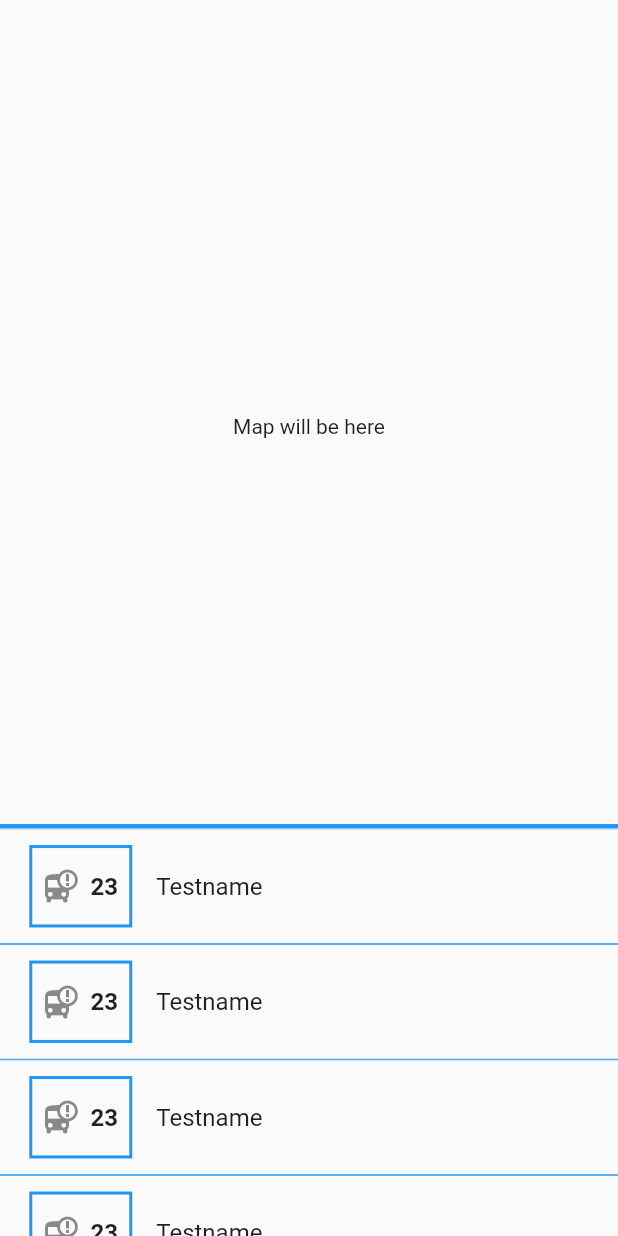
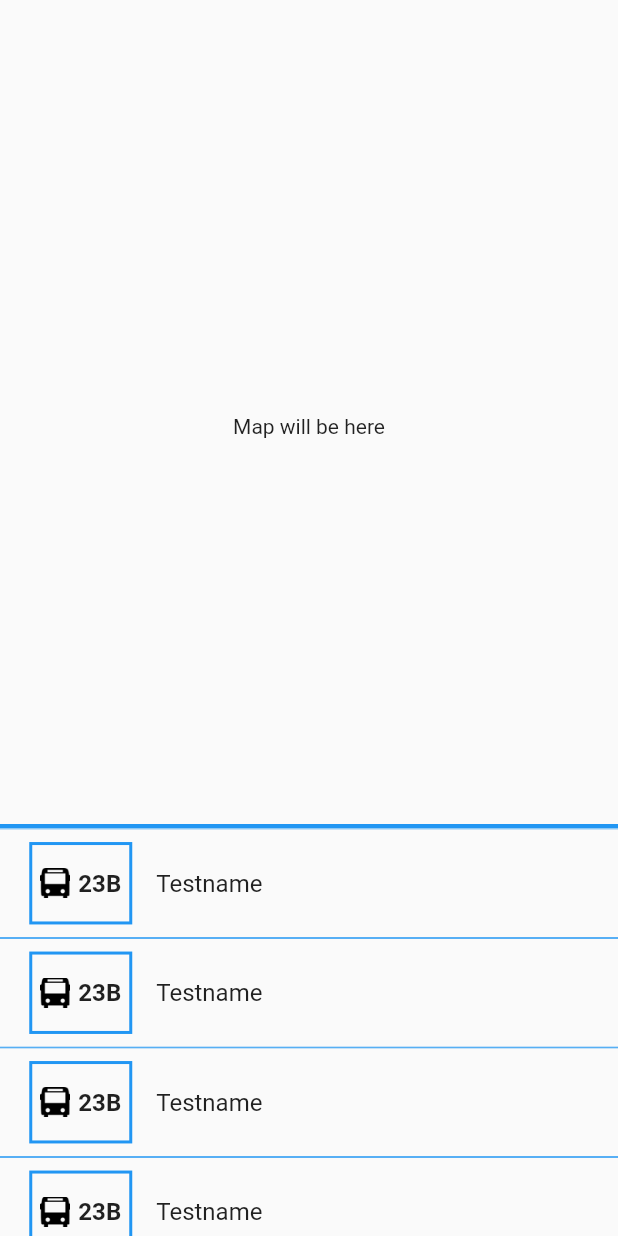
Before and after one commit to TheBoopsters/BusCatcher, a Flutter app: the screen it shows after launch, on a phone screen of 412 x 824 dp. Run offline on Flutter 3.47's test engine with Material 2 defaults, Android fonts, the phone set to English and light mode, and no system bars; our stand-ins replace google_maps_flutter.

Commit message:
wip location

```diff
--- a/mobileapp/lib/widgets/drawer_widget.dart
+++ b/mobileapp/lib/widgets/drawer_widget.dart
@@ -2,7 +2,6 @@ import 'package:flutter/material.dart';
 import 'package:provider/provider.dart';
 
 getDrawer(context) {
-  final pagesIndex = [0, 1, 2];
   return Drawer(
     child: SafeArea(
       child: ListView(
@@ -13,8 +12,11 @@ getDrawer(context) {
             textAlign: TextAlign.center,
             style: TextStyle(fontSize: 35),
           ),
-          const SizedBox(
-            height: 150,
+          const Image(
+            fit: BoxFit.fitHeight,
+            width: 125,
+            height: 125,
+            image: AssetImage('assets/logo.png'),
           ),
           const Divider(
             height: 3,
--- a/mobileapp/lib/widgets/iconBus_widget.dart
+++ b/mobileapp/lib/widgets/iconBus_widget.dart
@@ -21,13 +21,16 @@ class _IconBusWidgetState extends State<IconBusWidget> {
             child: Row(
           mainAxisAlignment: MainAxisAlignment.spaceEvenly,
           crossAxisAlignment: CrossAxisAlignment.center,
-          children: const [
-            Icon(
-              Icons.bus_alert,
+          children: [
+            const Image(
+              image: AssetImage('assets/iconBus_widget.png'),
+              width: 20,
+              height: 20,
+              fit: BoxFit.cover,
             ),
             Text(
-              "23",
-              style: TextStyle(
+              widget.number,
+              style: const TextStyle(
                 fontSize: 16,
                 fontWeight: FontWeight.bold,
               ),
--- a/mobileapp/lib/widgets/itemBus_widget.dart
+++ b/mobileapp/lib/widgets/itemBus_widget.dart
@@ -23,7 +23,7 @@ class _ItemBusWidgetState extends State<ItemBusWidget> {
         ),
       ),
       child: Padding(
-        padding: const EdgeInsets.symmetric(horizontal: 3.5, vertical: 10),
+        padding: const EdgeInsets.symmetric(horizontal: 3.5, vertical: 8),
         child: ListTile(
           onTap: () {
             context.read<BusProvider>().selectBus(widget.busData);
--- a/mobileapp/lib/widgets/listBus_widget.dart
+++ b/mobileapp/lib/widgets/listBus_widget.dart
@@ -11,7 +11,7 @@ class ListBusWidget extends StatefulWidget {
 
 class _ListBusWidgetState extends State<ListBusWidget> {
   BusModel example =
-      BusModel(id: 0, name: "Testname", routeId: 0, number: "23AB");
+      BusModel(id: 0, name: "Testname", routeId: 0, number: "23B");
   @override
   Widget build(BuildContext context) {
     return SizedBox(
--- a/mobileapp/pubspec.yaml
+++ b/mobileapp/pubspec.yaml
@@ -28,6 +28,7 @@ environment:
 # the latest version available on pub.dev. To see which dependencies have newer
 # versions available, run `flutter pub outdated`.
 dependencies:
+  geolocator: ^9.0.2
   google_maps_flutter: ^2.2.5
   http: ^0.13.5
   json_serializable: ^6.6.1
@@ -65,7 +66,8 @@ flutter:
   uses-material-design: true
 
   # To add assets to your application, add an assets section, like this:
-  # assets:
+  assets:
+  - assets/
   #   - images/a_dot_burr.jpeg
   #   - images/a_dot_ham.jpeg
 
```
Also changed, not shown: mobileapp/lib/widgets/stopBus_widget.dart (+8 -1 lines), mobileapp/assets/iconBus_widget.png (added), mobileapp/assets/logo.png (added), mobileapp/pubspec.lock, 2 other files.
